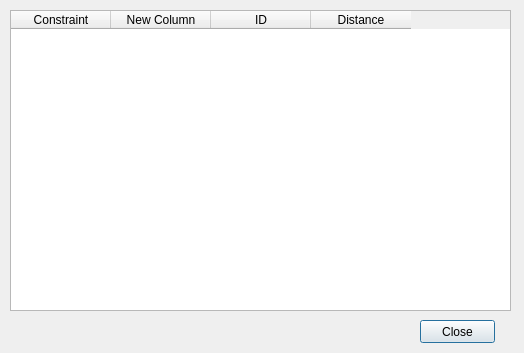
Before: the Qt Designer form pipeline_planner_dialog_base.ui in yarnelladam/QGIS-pipelineplaner, drawn with Qt 5.
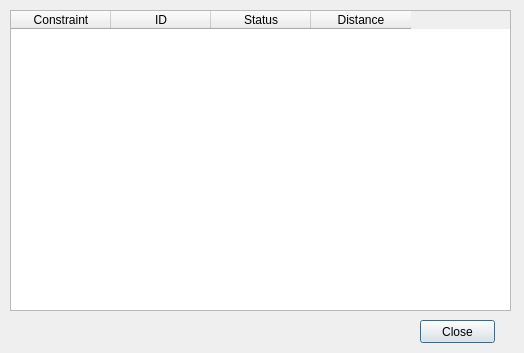
After: the same form once the commit is applied.

Commit message: Done with example

```diff
--- a/pipeline_planner_dialog_base.ui
+++ b/pipeline_planner_dialog_base.ui
@@ -32,12 +32,12 @@
    </column>
    <column>
     <property name="text">
-     <string>New Column</string>
+     <string>ID</string>
     </property>
    </column>
    <column>
     <property name="text">
-     <string>ID</string>
+     <string>Status</string>
     </property>
    </column>
    <column>
```
The commit also changes 1 other file.
